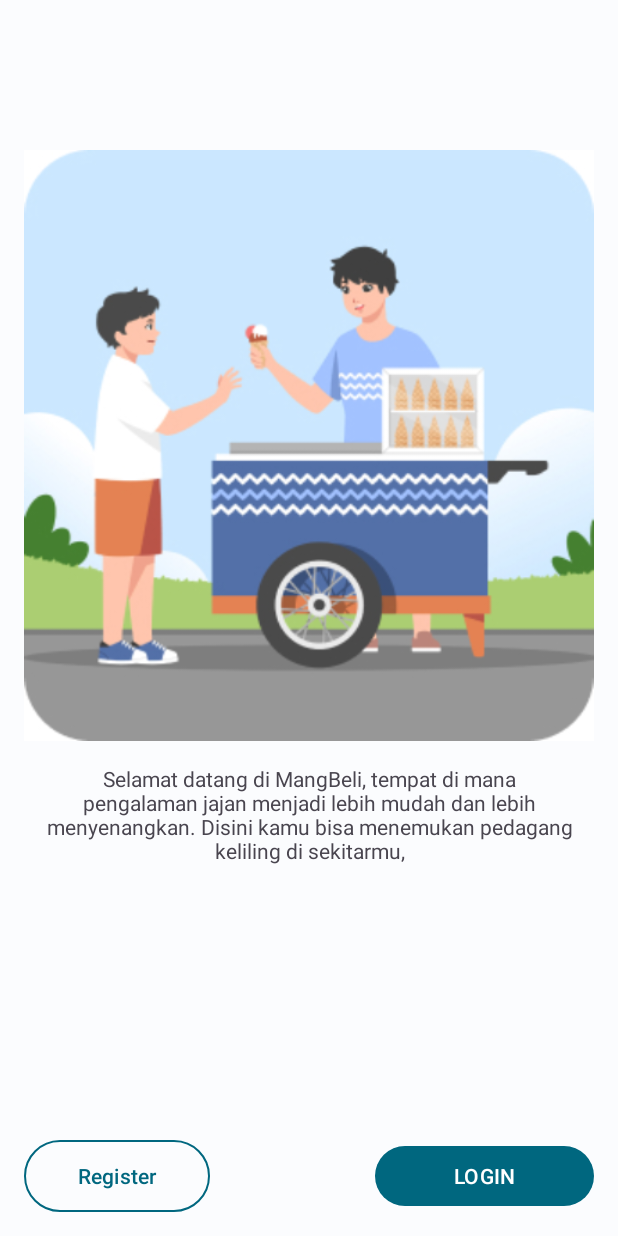
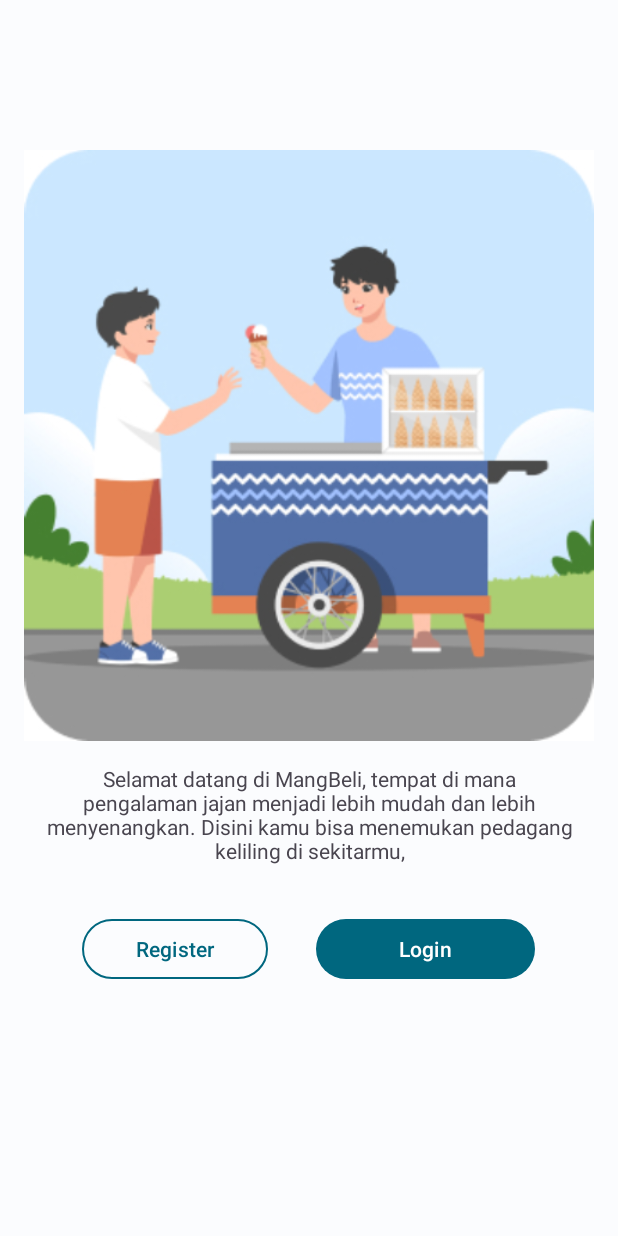
Before and after one commit to Bangkit-Capstone-CH2-PS124-Team/mangbeli, an Android app: the MainActivity screen opened directly, with no data from a screen before it, after a tap on "Skip >", on a phone screen of 412 x 824 dp. Run offline under Robolectric (Android 15) with nearby library versions, the phone set to English and light mode, and no system bars.

Commit message:
fix the space

```diff
--- a/app/src/main/java/com/bumantra/mangbeli/ui/MainActivity.kt
+++ b/app/src/main/java/com/bumantra/mangbeli/ui/MainActivity.kt
@@ -70,7 +70,7 @@ class MainActivity : AppCompatActivity() {
         viewPagerAdapter = ViewPagerAdapter(this)
         binding.viewPager.adapter = viewPagerAdapter
 
-        setUpindicator(0)
+        setUpIndicator(0)
         binding.viewPager.addOnPageChangeListener(viewListener)
     }
 
@@ -80,7 +80,7 @@ class MainActivity : AppCompatActivity() {
         finish()
     }
 
-    private fun setUpindicator(position: Int) {
+    private fun setUpIndicator(position: Int) {
         dots = Array(3) { TextView(this) }
         binding.indicator.removeAllViews()
 
@@ -107,7 +107,7 @@ class MainActivity : AppCompatActivity() {
         }
 
         override fun onPageSelected(position: Int) {
-            setUpindicator(position)
+            setUpIndicator(position)
 //            binding.btnBack.visibility = if (position > 0) View.VISIBLE else View.INVISIBLE
             binding.btnSkip.visibility = if (position > 0) View.INVISIBLE else View.VISIBLE
             binding.btnNext.text = if (position == 2) getString(R.string.menu) else getString(R.string.next_btn)
--- a/app/src/main/res/layout/activity_menu.xml
+++ b/app/src/main/res/layout/activity_menu.xml
@@ -32,27 +32,42 @@
         app:layout_constraintStart_toStartOf="parent"
         app:layout_constraintTop_toBottomOf="@+id/welcome_image" />
 
+    <LinearLayout
+        android:layout_width="match_parent"
+        android:layout_height="wrap_content"
+        android:layout_marginStart="16dp"
+        android:layout_marginTop="32dp"
+        android:layout_marginEnd="16dp"
+        android:orientation="horizontal"
+        android:gravity="center"
+        app:layout_constraintEnd_toEndOf="parent"
+        app:layout_constraintStart_toStartOf="parent"
+        app:layout_constraintTop_toBottomOf="@+id/description">
+
         <Button
             android:id="@+id/btn_register"
+            style="@style/Widget.Material3.Button.OutlinedButton"
             android:layout_width="124dp"
             android:layout_height="48dp"
-        android:layout_marginStart="16dp"
-        android:layout_marginBottom="16dp"
-        android:background="@drawable/stroked_button_background"
             android:text="@string/register"
+            android:layout_marginEnd="32dp"
             android:textColor="@color/md_theme_light_primary"
             app:layout_constraintBottom_toBottomOf="parent"
-        app:layout_constraintStart_toStartOf="parent" />
+            app:layout_constraintStart_toStartOf="parent"
+            app:layout_constraintTop_toBottomOf="@+id/description"
+            app:strokeColor="@color/md_theme_light_primary" />
 
         <Button
             android:id="@+id/btn_login"
             android:layout_width="146dp"
             android:layout_height="48dp"
-        android:layout_marginEnd="16dp"
-        android:layout_marginBottom="16dp"
             android:text="@string/login"
             app:layout_constraintBottom_toBottomOf="parent"
-        app:layout_constraintEnd_toEndOf="parent" />
+            app:layout_constraintEnd_toEndOf="parent"
+            app:layout_constraintTop_toBottomOf="@+id/description"
+            tools:ignore="ButtonStyle" />
+    </LinearLayout>
+
 
 
 </androidx.constraintlayout.widget.ConstraintLayout>
--- a/app/src/main/res/values/strings.xml
+++ b/app/src/main/res/values/strings.xml
@@ -20,7 +20,7 @@
     <string name="email">Email</string>
     <string name="input">Input</string>
     <string name="password">Password</string>
-    <string name="login">LOGIN</string>
+    <string name="login">Login</string>
     <string name="or">Or login with</string>
     <string name="sign_in_with_google">Sign In With Google</string>
     <string name="profile">Profile</string>
@@ -41,7 +41,7 @@
     <string name="title_activity_maps">MapsActivity</string>
     <string name="action_bar_maps">Lokasi Pedagang</string>
     <string name="title_signup">Register</string>
-    <string name="description_signup">Selamat datang di MangBeli Silahkan Registrasi</string>
+    <string name="description_signup">Selamat datang di MangBeli</string>
     <string name="name">Name</string>
     <string name="confirmpassword">Confirm Password</string>
     <string name="pembeli">Pembeli</string>
```
Lines whose indentation alone changed are shown as unchanged.
